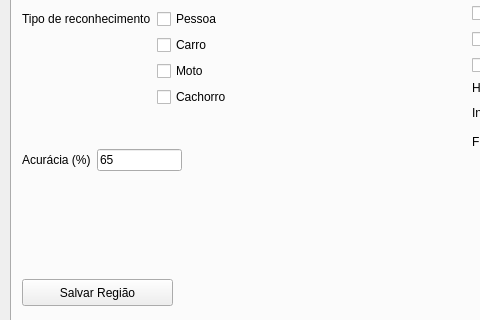
Above: mainForm.ui from noldorj/Personal-Home-Guard before the change; both pictures show x 0 to 480 and y 226 to 546 of the 890 by 700 pixel window. Below: the same form after it.
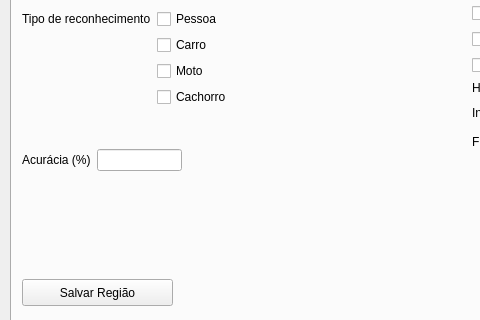
That is the form after the change.

Commit message: bugs corrigidos para comboAlarm e comboRegion

What changed in the file:
```diff
--- a/mainForm.ui
+++ b/mainForm.ui
@@ -121,10 +121,10 @@
        <item row="0" column="1">
         <widget class="QLineEdit" name="lineAcurracy">
          <property name="text">
-          <string>65</string>
+          <string/>
          </property>
          <property name="placeholderText">
-          <string>65</string>
+          <string/>
          </property>
         </widget>
        </item>
```
Left out of the diff: 2 changed lines with no effect on the pictures. The commit also changes 1 other file.
